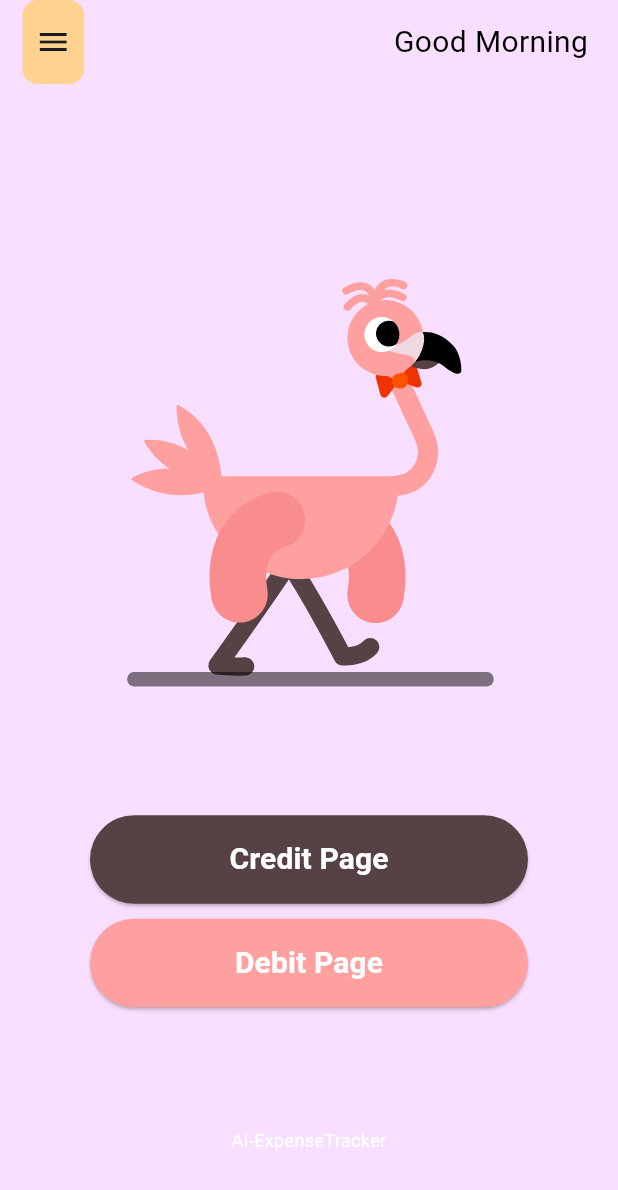
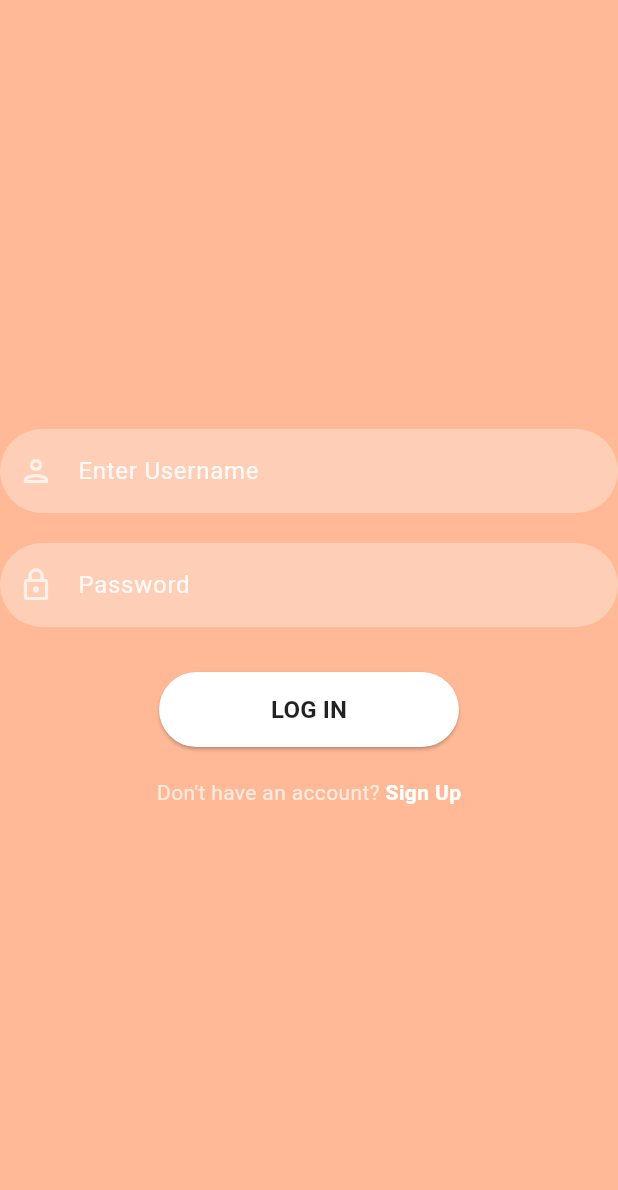
Before and after one commit to niyathnair/AI_ExpenseTracker, a Flutter app: the screen it shows after launch, on a phone screen of 412 x 824 dp. Shown: the top 1190 px of the screen. Run offline on Flutter 3.47's test engine with Material 3 defaults, Android fonts, the phone set to English and light mode, and no system bars; our stand-ins replace eva_icons_flutter, geocoding, geolocator, lottie.

Commit message:
First_Commit

```diff
--- a/lib/main.dart
+++ b/lib/main.dart
@@ -3,6 +3,7 @@ import 'package:flutter/services.dart'; // Import the services.dart package
 
 // import 'pages/credit.dart';
 import 'pages/login.dart';
+import 'pages/signin.dart';
 
 void main() {
   // Hide the status bar
@@ -17,7 +18,7 @@ class MyApp extends StatelessWidget {
   Widget build(BuildContext context) {
     return const MaterialApp(
       debugShowCheckedModeBanner: false,
-      home: LoginPage(),
+      home: SignInScreen(),
     );
   }
 }
--- a/lib/pages/add_credit.dart
+++ b/lib/pages/add_credit.dart
@@ -1,7 +1,6 @@
 import 'package:eva_icons_flutter/eva_icons_flutter.dart';
 import 'package:flutter/material.dart';
 import 'package:lottie/lottie.dart';
-import 'package:firebase_core/firebase_core.dart';
 
 class AddCredit extends StatelessWidget {
   const AddCredit({Key? key}) : super(key: key);
--- a/lib/pages/login.dart
+++ b/lib/pages/login.dart
@@ -1,4 +1,5 @@
 import 'package:flutter/material.dart';
+import 'package:flutterapp/pages/signin.dart';
 import 'package:lottie/lottie.dart';
 import 'package:flutterapp/pages/credit.dart';
 import 'package:flutterapp/pages/debit.dart';
@@ -33,20 +34,23 @@ class _LoginPageState extends State<LoginPage> {
           child: Container(
             padding: const EdgeInsets.all(0.0),
             decoration: BoxDecoration(
-              borderRadius: BorderRadius.circular(10), // Rounded edges with a radius of 10
-              color: const Color.fromARGB(236, 255, 209, 134),
+              borderRadius: BorderRadius.circular(
+                  10), // Rounded edges with a radius of 10
+              color: Colors.transparent,
             ),
             child: IconButton(
-              icon: const Icon(Icons.menu),
+              icon: const Icon(Icons.exit_to_app_outlined),
               onPressed: () {
-                // Handle menu icon tap
+                Navigator.push(context,
+                    MaterialPageRoute(builder: (context) => const SignInScreen()));
               },
             ),
           ),
         ),
         actions: [
           Padding(
-            padding: const EdgeInsets.only(right: 20.0), // Add some right padding to the greeting text
+            padding: const EdgeInsets.only(
+                right: 20.0), // Add some right padding to the greeting text
             child: Text(
               _getGreeting(), // Display greeting text
               style: const TextStyle(
@@ -78,7 +82,7 @@ class _LoginPageState extends State<LoginPage> {
                 },
                 style: ElevatedButton.styleFrom(
                   foregroundColor: Colors.white,
-                  backgroundColor: const Color.fromRGBO(86,66,69, 1),
+                  backgroundColor: const Color.fromRGBO(86, 66, 69, 1),
                   padding: const EdgeInsets.symmetric(vertical: 15),
                   shape: RoundedRectangleBorder(
                     borderRadius: BorderRadius.circular(30),
@@ -110,7 +114,7 @@ class _LoginPageState extends State<LoginPage> {
                 },
                 style: ElevatedButton.styleFrom(
                   foregroundColor: Colors.white,
-                  backgroundColor: const Color.fromRGBO(254,160,160, 1),
+                  backgroundColor: const Color.fromRGBO(254, 160, 160, 1),
                   padding: const EdgeInsets.symmetric(vertical: 15),
                   shape: RoundedRectangleBorder(
                     borderRadius: BorderRadius.circular(30),
--- /dev/null
+++ b/lib/pages/signin.dart
@@ -0,0 +1,76 @@
+import 'package:flutter/material.dart';
+import 'package:flutterapp/pages/signup.dart';
+import 'package:flutterapp/reusable_widgets/reusable_widget.dart';
+import 'package:flutterapp/utils/color_utils.dart';
+
+class SignInScreen extends StatefulWidget {
+  const SignInScreen({Key? key}) : super(key: key);
+
+  @override
+  State<SignInScreen> createState() => _SignInScreenState();
+}
+
+class _SignInScreenState extends State<SignInScreen> {
+  final TextEditingController _emailTextController = TextEditingController();
+  final TextEditingController _passwordTextController = TextEditingController();
+
+  @override
+  Widget build(BuildContext context) {
+    return Scaffold(
+      body: Center(
+        child: Container(
+          decoration: BoxDecoration(
+            gradient: LinearGradient(
+              colors: [
+                hexStringtocolor("FFB996"),
+                hexStringtocolor("FFB996"),
+                hexStringtocolor("FFB996"),
+              ],
+              begin: Alignment.topCenter,
+              end: Alignment.bottomCenter,
+            ),
+          ),
+          child: Column(
+            mainAxisAlignment: MainAxisAlignment.center,
+            children: <Widget>[
+              reusableTextField("Enter Username", Icons.person_outlined, false,
+                  _emailTextController),
+              const SizedBox(
+                height: 20,
+              ),
+              reusableTextField("Password", Icons.lock_outline, true,
+                  _passwordTextController),
+              const SizedBox(
+                height: 20,
+              ),
+              signInsignUpButton(context, true, () {}),
+              signUpOption()
+            ],
+          ),
+        ),
+      ),
+    );
+  }
+
+  Row signUpOption() {
+    return Row(
+      mainAxisAlignment: MainAxisAlignment.center,
+      children: [
+        const Text(
+          "Don't have an account?",
+          style: TextStyle(color: Colors.white70),
+        ),
+        GestureDetector(
+          onTap: () {
+            Navigator.push(context,
+                MaterialPageRoute(builder: (context) => const SignUpScreen()));
+          },
+          child: const Text(
+            " Sign Up",
+            style: TextStyle(color: Colors.white, fontWeight: FontWeight.bold),
+          ),
+        ),
+      ],
+    );
+  }
+}
--- /dev/null
+++ b/lib/reusable_widgets/reusable_widget.dart
@@ -0,0 +1,76 @@
+import 'package:flutter/material.dart';
+
+TextField reusableTextField(
+  String text,
+  IconData icon,
+  bool isPasswordType,
+  TextEditingController controller,
+) {
+  return TextField(
+    controller: controller,
+    obscureText: isPasswordType,
+    enableSuggestions: !isPasswordType,
+    autocorrect: !isPasswordType,
+    cursorColor: Colors.white,
+    style: TextStyle(color: Colors.white.withOpacity(0.9)),
+    decoration: InputDecoration(
+      prefixIcon: Icon(
+        icon,
+        color: Colors.white70,
+      ),
+      labelText: text,
+      labelStyle: TextStyle(color: Colors.white.withOpacity(0.9)),
+      filled: true,
+      floatingLabelBehavior: FloatingLabelBehavior.never,
+      fillColor: Colors.white.withOpacity(0.3),
+      border: OutlineInputBorder(
+        borderRadius: BorderRadius.circular(30.0),
+        borderSide: const BorderSide(
+          width: 0,
+          style: BorderStyle.none,
+        ),
+      ),
+    ),
+    keyboardType: isPasswordType
+        ? TextInputType.visiblePassword
+        : TextInputType.emailAddress,
+  );
+}
+
+Container signInsignUpButton(
+    BuildContext context, bool isLogin, Function onTap) {
+  return Container(
+    width: 200, // Example width value
+    height: 50,
+    margin: const EdgeInsets.fromLTRB(0, 10, 0, 20),
+    decoration: BoxDecoration(
+      borderRadius: BorderRadius.circular(90),
+    ),
+    child: ElevatedButton(
+      onPressed: () {
+        onTap();
+      },
+      style: ButtonStyle(
+        backgroundColor: MaterialStateProperty.resolveWith((states) {
+          if (states.contains(MaterialState.pressed)) {
+            return Colors.black26;
+          }
+          return Colors.white;
+        }),
+        shape: MaterialStateProperty.all<RoundedRectangleBorder>(
+          RoundedRectangleBorder(
+            borderRadius: BorderRadius.circular(30),
+          ),
+        ),
+      ),
+      child: Text(
+        isLogin ? 'LOG IN' : 'SIGN UP',
+        style: const TextStyle(
+          color: Colors.black87,
+          fontWeight: FontWeight.bold,
+          fontSize: 16,
+        ),
+      ),
+    ),
+  );
+}
--- /dev/null
+++ b/lib/utils/color_utils.dart
@@ -0,0 +1,9 @@
+import 'package:flutter/material.dart';
+
+hexStringtocolor(String hexColor) {
+  hexColor = hexColor.toUpperCase().replaceAll("#", "");
+  if (hexColor.length == 6) {
+    hexColor = "FF$hexColor";
+  }
+  return Color(int.parse(hexColor, radix: 16));
+}
```
Also changed, not shown: lib/pages/signup.dart (added, +97 -0 lines), lib/pages/parsereader.dart (deleted).
